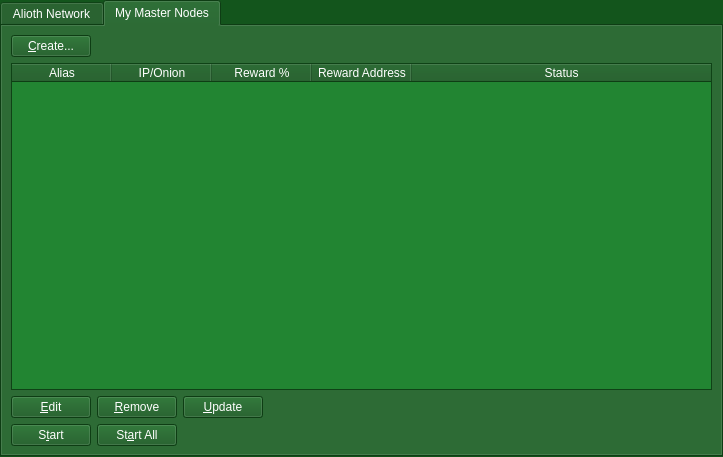
The window that src/qt/forms/masternodemanager.ui (aliothcoin/aliothcoin) describes before a commit, drawn with Qt 5.
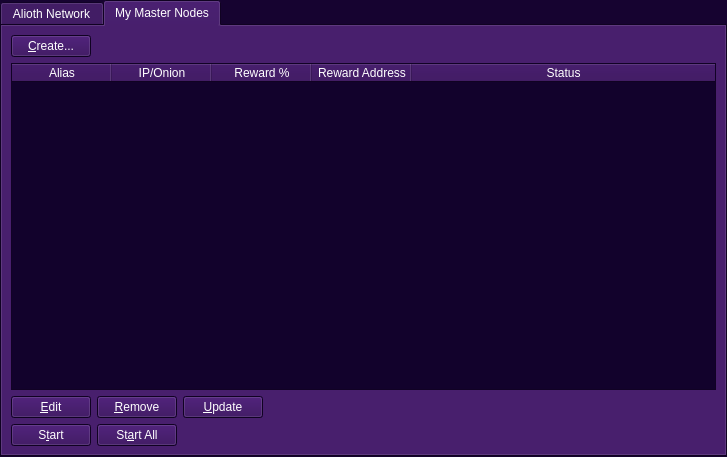
The same window after the commit.

Diff of the .ui file:
```diff
--- a/src/qt/forms/masternodemanager.ui
+++ b/src/qt/forms/masternodemanager.ui
@@ -6,7 +6,7 @@
    <rect>
     <x>0</x>
     <y>0</y>
-    <width>723</width>
+    <width>727</width>
     <height>457</height>
    </rect>
   </property>
@@ -25,45 +25,45 @@
      <colorrole role="Button">
       <brush brushstyle="SolidPattern">
        <color alpha="255">
-        <red>19</red>
-        <green>85</green>
-        <blue>28</blue>
+        <red>47</red>
+        <green>4</green>
+        <blue>85</blue>
        </color>
       </brush>
      </colorrole>
      <colorrole role="Light">
       <brush brushstyle="SolidPattern">
        <color alpha="255">
-        <red>28</red>
-        <green>127</green>
-        <blue>42</blue>
+        <red>72</red>
+        <green>32</green>
+        <blue>127</blue>
        </color>
       </brush>
      </colorrole>
      <colorrole role="Midlight">
       <brush brushstyle="SolidPattern">
        <color alpha="255">
-        <red>23</red>
-        <green>106</green>
-        <blue>35</blue>
+        <red>42</red>
+        <green>10</green>
+        <blue>106</blue>
        </color>
       </brush>
      </colorrole>
      <colorrole role="Dark">
       <brush brushstyle="SolidPattern">
        <color alpha="255">
-        <red>9</red>
-        <green>42</green>
-        <blue>14</blue>
+        <red>1</red>
+        <green>0</green>
+        <blue>9</blue>
        </color>
       </brush>
      </colorrole>
      <colorrole role="Mid">
       <brush brushstyle="SolidPattern">
        <color alpha="255">
-        <red>12</red>
-        <green>56</green>
-        <blue>18</blue>
+        <red>19</red>
+        <green>2</green>
+        <blue>36</blue>
        </color>
       </brush>
      </colorrole>
@@ -106,9 +106,9 @@
      <colorrole role="Window">
       <brush brushstyle="SolidPattern">
        <color alpha="255">
-        <red>19</red>
-        <green>85</green>
-        <blue>28</blue>
+        <red>22</red>
+        <green>3</green>
+        <blue>48</blue>
        </color>
       </brush>
      </colorrole>
@@ -121,12 +121,21 @@
        </color>
       </brush>
      </colorrole>
+     <colorrole role="Highlight">
+      <brush brushstyle="SolidPattern">
+       <color alpha="255">
+        <red>38</red>
+        <green>203</green>
+        <blue>236</blue>
+       </color>
+      </brush>
+     </colorrole>
      <colorrole role="AlternateBase">
       <brush brushstyle="SolidPattern">
        <color alpha="255">
-        <red>9</red>
-        <green>42</green>
-        <blue>14</blue>
+        <red>18</red>
+        <green>1</green>
+        <blue>33</blue>
        </color>
       </brush>
      </colorrole>
@@ -162,45 +171,45 @@
      <colorrole role="Button">
       <brush brushstyle="SolidPattern">
        <color alpha="255">
-        <red>19</red>
-        <green>85</green>
-        <blue>28</blue>
+        <red>47</red>
+        <green>4</green>
+        <blue>85</blue>
        </color>
       </brush>
      </colorrole>
      <colorrole role="Light">
       <brush brushstyle="SolidPattern">
        <color alpha="255">
-        <red>28</red>
-        <green>127</green>
-        <blue>42</blue>
+        <red>72</red>
+        <green>32</green>
+        <blue>127</blue>
        </color>
       </brush>
      </colorrole>
      <colorrole role="Midlight">
       <brush brushstyle="SolidPattern">
        <color alpha="255">
-        <red>23</red>
-        <green>106</green>
-        <blue>35</blue>
+        <red>42</red>
+        <green>10</green>
+        <blue>106</blue>
        </color>
       </brush>
      </colorrole>
      <colorrole role="Dark">
       <brush brushstyle="SolidPattern">
        <color alpha="255">
-        <red>9</red>
-        <green>42</green>
-        <blue>14</blue>
+        <red>1</red>
+        <green>0</green>
+        <blue>9</blue>
        </color>
       </brush>
      </colorrole>
      <colorrole role="Mid">
       <brush brushstyle="SolidPattern">
        <color alpha="255">
-        <red>12</red>
-        <green>56</green>
-        <blue>18</blue>
+        <red>19</red>
+        <green>2</green>
+        <blue>36</blue>
        </color>
       </brush>
      </colorrole>
@@ -243,9 +252,9 @@
      <colorrole role="Window">
       <brush brushstyle="SolidPattern">
        <color alpha="255">
-        <red>19</red>
-        <green>85</green>
-        <blue>28</blue>
+        <red>22</red>
+        <green>3</green>
+        <blue>48</blue>
        </color>
       </brush>
      </colorrole>
@@ -258,12 +267,21 @@
        </color>
       </brush>
      </colorrole>
+     <colorrole role="Highlight">
+      <brush brushstyle="SolidPattern">
+       <color alpha="255">
+        <red>38</red>
+        <green>203</green>
+        <blue>236</blue>
+       </color>
+      </brush>
+     </colorrole>
      <colorrole role="AlternateBase">
       <brush brushstyle="SolidPattern">
        <color alpha="255">
-        <red>9</red>
-        <green>42</green>
-        <blue>14</blue>
+        <red>18</red>
+        <green>1</green>
+        <blue>33</blue>
        </color>
       </brush>
      </colorrole>
@@ -290,63 +308,63 @@
      <colorrole role="WindowText">
       <brush brushstyle="SolidPattern">
        <color alpha="255">
-        <red>9</red>
-        <green>42</green>
-        <blue>14</blue>
+        <red>1</red>
+        <green>0</green>
+        <blue>9</blue>
        </color>
       </brush>
      </colorrole>
      <colorrole role="Button">
       <brush brushstyle="SolidPattern">
        <color alpha="255">
-        <red>19</red>
-        <green>85</green>
-        <blue>28</blue>
+        <red>47</red>
+        <green>4</green>
+        <blue>85</blue>
        </color>
       </brush>
      </colorrole>
      <colorrole role="Light">
       <brush brushstyle="SolidPattern">
        <color alpha="255">
-        <red>28</red>
-        <green>127</green>
-        <blue>42</blue>
+        <red>72</red>
+        <green>32</green>
+        <blue>127</blue>
        </color>
       </brush>
      </colorrole>
      <colorrole role="Midlight">
       <brush brushstyle="SolidPattern">
        <color alpha="255">
-        <red>23</red>
-        <green>106</green>
-        <blue>35</blue>
+        <red>42</red>
+        <green>10</green>
+        <blue>106</blue>
        </color>
       </brush>
      </colorrole>
      <colorrole role="Dark">
       <brush brushstyle="SolidPattern">
        <color alpha="255">
-        <red>9</red>
-        <green>42</green>
-        <blue>14</blue>
+        <red>1</red>
+        <green>0</green>
+        <blue>9</blue>
        </color>
       </brush>
      </colorrole>
      <colorrole role="Mid">
       <brush brushstyle="SolidPattern">
        <color alpha="255">
-        <red>12</red>
-        <green>56</green>
-        <blue>18</blue>
+        <red>19</red>
+        <green>2</green>
+        <blue>36</blue>
        </color>
       </brush>
      </colorrole>
      <colorrole role="Text">
       <brush brushstyle="SolidPattern">
        <color alpha="255">
-        <red>9</red>
-        <green>42</green>
-        <blue>14</blue>
+        <red>1</red>
+        <green>0</green>
+        <blue>9</blue>
        </color>
       </brush>
      </colorrole>
@@ -362,27 +380,27 @@
      <colorrole role="ButtonText">
       <brush brushstyle="SolidPattern">
        <color alpha="255">
-        <red>9</red>
-        <green>42</green>
-        <blue>14</blue>
+        <red>1</red>
+        <green>0</green>
+        <blue>9</blue>
        </color>
       </brush>
      </colorrole>
      <colorrole role="Base">
       <brush brushstyle="SolidPattern">
        <color alpha="255">
-        <red>19</red>
-        <green>85</green>
-        <blue>28</blue>
+        <red>22</red>
+        <green>3</green>
+        <blue>48</blue>
        </color>
       </brush>
      </colorrole>
      <colorrole role="Window">
       <brush brushstyle="SolidPattern">
        <color alpha="255">
-        <red>19</red>
-        <green>85</green>
-        <blue>28</blue>
+        <red>22</red>
+        <green>3</green>
+        <blue>48</blue>
        </color>
       </brush>
      </colorrole>
@@ -395,12 +413,21 @@
        </color>
       </brush>
      </colorrole>
+     <colorrole role="Highlight">
+      <brush brushstyle="SolidPattern">
+       <color alpha="255">
+        <red>0</red>
+        <green>120</green>
+        <blue>215</blue>
+       </color>
+      </brush>
+     </colorrole>
      <colorrole role="AlternateBase">
       <brush brushstyle="SolidPattern">
        <color alpha="255">
-        <red>19</red>
-        <green>85</green>
-        <blue>28</blue>
+        <red>18</red>
+        <green>1</green>
+        <blue>33</blue>
        </color>
       </brush>
      </colorrole>
@@ -589,18 +616,18 @@
                 <colorrole role="Base">
                  <brush brushstyle="SolidPattern">
                   <color alpha="255">
-                   <red>34</red>
-                   <green>133</green>
-                   <blue>50</blue>
+                   <red>18</red>
+                   <green>2</green>
+                   <blue>44</blue>
                   </color>
                  </brush>
                 </colorrole>
                 <colorrole role="AlternateBase">
                  <brush brushstyle="SolidPattern">
                   <color alpha="255">
-                   <red>30</red>
-                   <green>90</green>
-                   <blue>39</blue>
+                   <red>27</red>
+                   <green>7</green>
+                   <blue>66</blue>
                   </color>
                  </brush>
                 </colorrole>
@@ -609,18 +636,18 @@
                 <colorrole role="Base">
                  <brush brushstyle="SolidPattern">
                   <color alpha="255">
-                   <red>34</red>
-                   <green>133</green>
-                   <blue>50</blue>
+                   <red>18</red>
+                   <green>2</green>
+                   <blue>44</blue>
                   </color>
                  </brush>
                 </colorrole>
                 <colorrole role="AlternateBase">
                  <brush brushstyle="SolidPattern">
                   <color alpha="255">
-                   <red>30</red>
-                   <green>90</green>
-                   <blue>39</blue>
+                   <red>27</red>
+                   <green>7</green>
+                   <blue>66</blue>
                   </color>
                  </brush>
                 </colorrole>
@@ -638,9 +665,9 @@
                 <colorrole role="AlternateBase">
                  <brush brushstyle="SolidPattern">
                   <color alpha="255">
-                   <red>30</red>
-                   <green>90</green>
-                   <blue>39</blue>
+                   <red>27</red>
+                   <green>7</green>
+                   <blue>66</blue>
                   </color>
                  </brush>
                 </colorrole>
```
